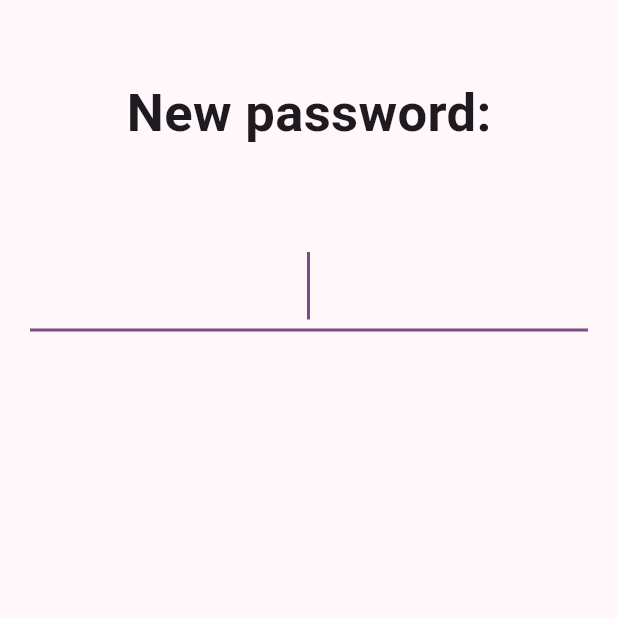
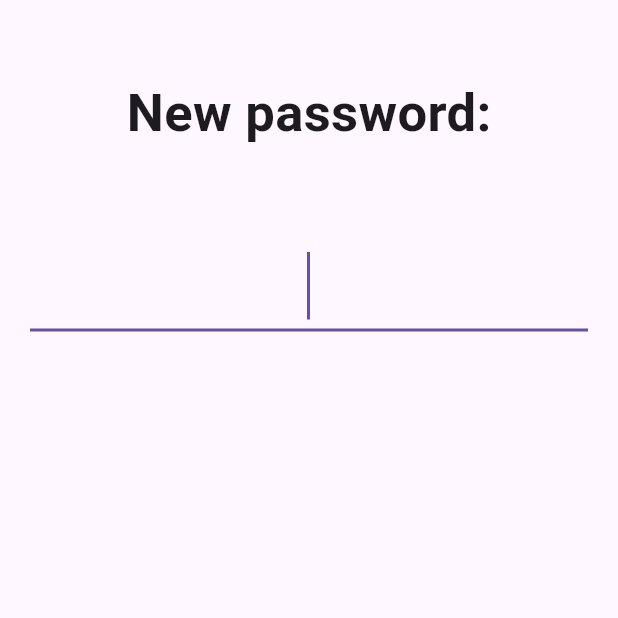
Before and after one commit to malik1004x/safevoice, a Flutter app: the screen it shows after launch, on a phone screen of 412 x 824 dp, the top half of it. Run offline on Flutter 3.47's test engine with Material 2 defaults, Android fonts, the phone set to English and light mode, and no system bars; our stand-ins replace audioplayers, package_info_plus, settings_ui, shared_preferences; missing offline and left inert: fast_rsa, record, restart_app.

Commit message:
add dark mode

```diff
--- a/lib/main.dart
+++ b/lib/main.dart
@@ -1,4 +1,5 @@
 import 'package:flutter/material.dart';
+import "package:safevoice/theme_data.dart";
 import "encryptor.dart";
 import "password_setup_page.dart";
 import "main_navigator.dart";
@@ -30,15 +31,14 @@ class MyApp extends StatefulWidget {
 
 class _MyAppState extends State<MyApp> {
   var keysSaved = hasKeys();
-
+  var isDarkMode = prefs.getBool("settings.darkmode") ?? false;
   @override
   Widget build(BuildContext context) {
     return MaterialApp(
         title: 'Secure voice recorder',
-        theme: ThemeData(
-          colorScheme: ColorScheme.fromSeed(seedColor: Colors.purple),
-          useMaterial3: true,
-        ),
+        theme: lightThemeData,
+        darkTheme: darkThemeData,
+        themeMode: isDarkMode ? ThemeMode.dark : ThemeMode.light,
         home: keysSaved
             ? const MainNavigator()
             : PasswordSetupPage(
--- a/lib/main_navigator.dart
+++ b/lib/main_navigator.dart
@@ -18,7 +18,6 @@ class _MainNavigatorState extends State<MainNavigator> {
   Widget build(BuildContext context) {
     return Scaffold(
       bottomNavigationBar: NavigationBar(
-        surfaceTintColor: Colors.white,
         onDestinationSelected: (int index) {
           setState(() {
             currentPageIndex = index;
--- a/lib/recorder_page.dart
+++ b/lib/recorder_page.dart
@@ -28,7 +28,7 @@ class _RecorderPageState extends State<RecorderPage> {
     });
 
     _refreshTimer = Timer.periodic(const Duration(milliseconds: 10), (timer) {
-      // rerender the page periodically for the stopwatch to update.
+      // re-render the page periodically for the stopwatch to update.
       if (stopwatch.isRunning) {
         setState(() {});
       }
--- a/lib/styles.dart
+++ b/lib/styles.dart
@@ -1,5 +1,4 @@
 import 'package:flutter/material.dart';
-import 'package:settings_ui/settings_ui.dart';
 
 // static aesthetic stuff for ui elements.
 const counterTextStyle = TextStyle(
@@ -47,10 +46,6 @@ const aboutPageVersionTextStyle = TextStyle(
   fontSize: 25,
   fontWeight: FontWeight.w600,
 );
-const settingsLightTheme = SettingsThemeData(
-  settingsListBackground: Colors.white,
-  settingsSectionBackground: Colors.white,
-);
 const aboutPageIcon = Stack(alignment: AlignmentDirectional.center, children: [
   Icon(Icons.fiber_manual_record, color: Colors.red, size: 300.0),
   Icon(Icons.lock, color: Colors.white, size: 150.0),
--- /dev/null
+++ b/lib/theme_data.dart
@@ -0,0 +1,22 @@
+import 'package:flutter/material.dart';
+import 'package:settings_ui/settings_ui.dart';
+
+var lightThemeData = ThemeData(
+    useMaterial3: true,
+    navigationBarTheme: const NavigationBarThemeData(
+      surfaceTintColor: Colors.white,
+    ));
+var darkThemeData = ThemeData(
+    useMaterial3: true,
+    brightness: Brightness.dark,
+    colorScheme: const ColorScheme.dark().copyWith(background: Colors.black),
+    navigationBarTheme: const NavigationBarThemeData(
+        surfaceTintColor: Colors.black, backgroundColor: Colors.black));
+const settingsLightTheme = SettingsThemeData(
+  settingsListBackground: Colors.white,
+  settingsSectionBackground: Colors.white,
+);
+const settingsDarkTheme = SettingsThemeData(
+  settingsListBackground: Colors.black,
+  settingsSectionBackground: Colors.black,
+);
--- a/pubspec.yaml
+++ b/pubspec.yaml
@@ -44,6 +44,7 @@ dependencies:
   package_info_plus: ^4.0.2
   geocoding: ^2.1.0
   geolocator: ^9.0.2
+  restart_app: ^1.2.1
 
 
 dev_dependencies:
```
Also changed, not shown: lib/dialog_boxes.dart (+30 -0 lines), lib/settings_page.dart (+18 -12 lines), pubspec.lock.
